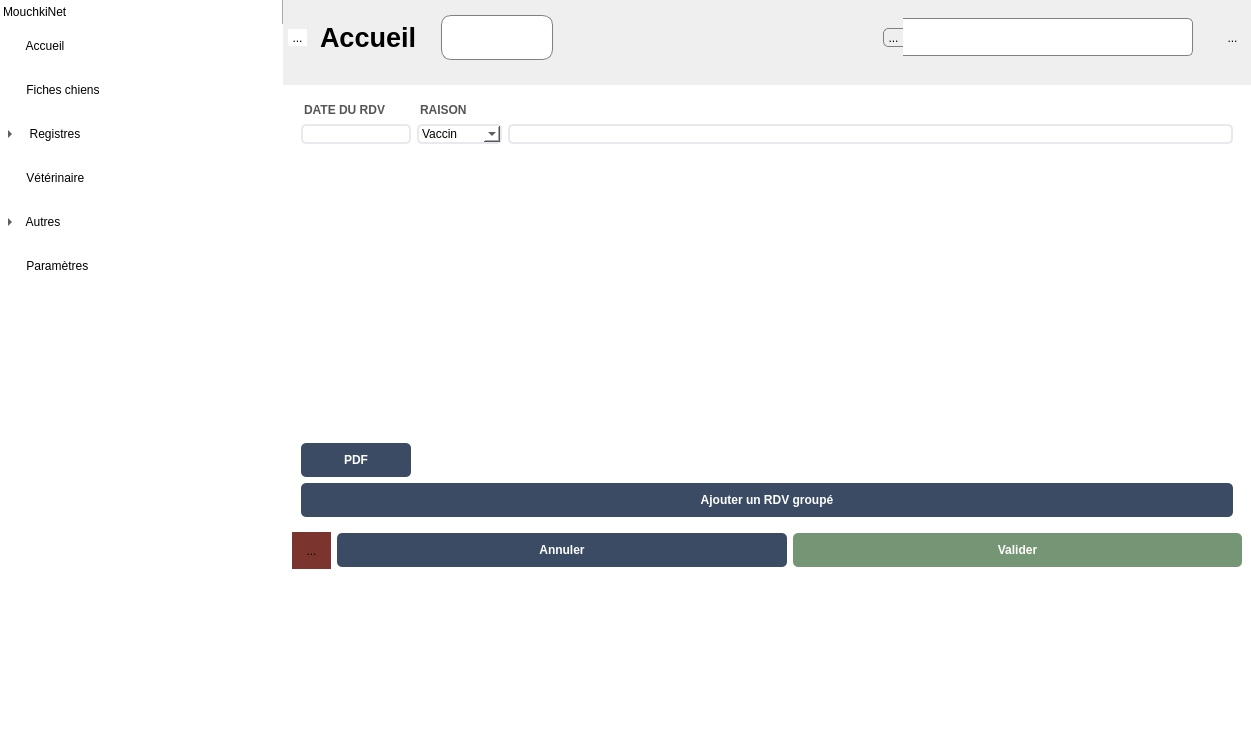
Qt form mainwindow.ui (ArtAuc/mkrescue) before a commit.
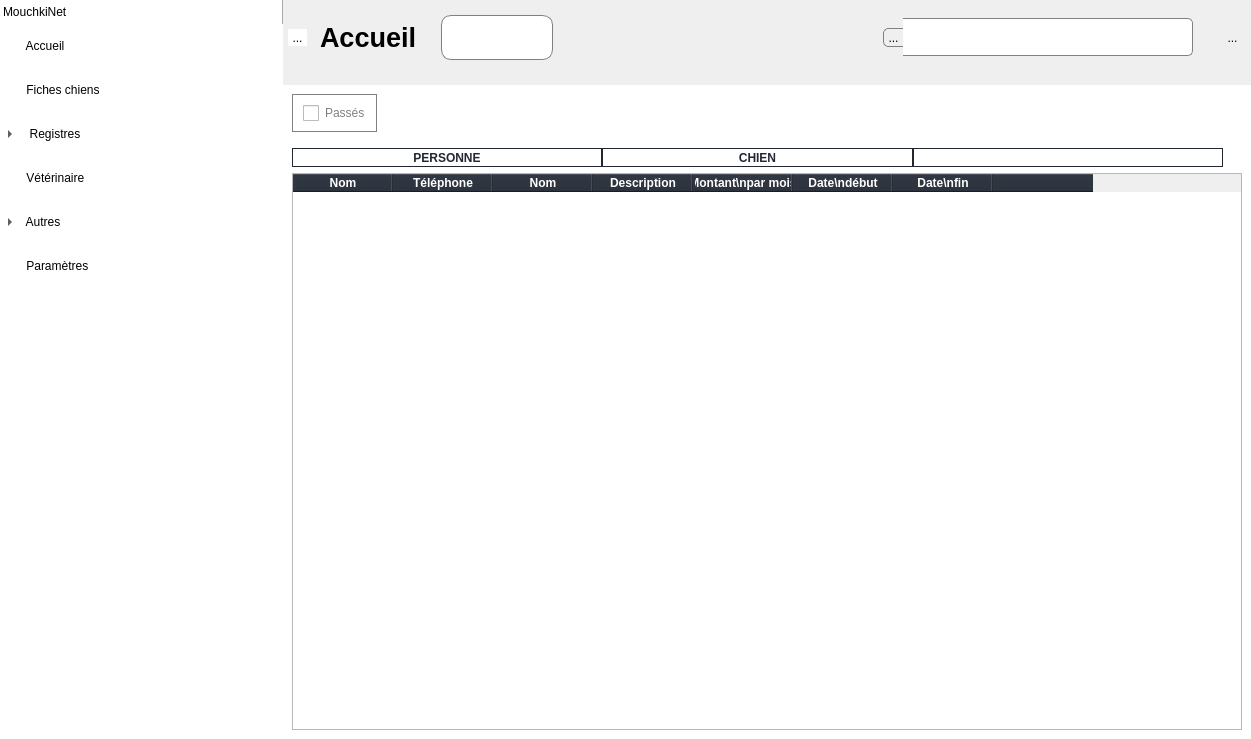
The same form after that commit. The open tabs and pages were chosen to show the change. Icons and pictures are not drawn. Custom widgets are drawn as their Qt base class.

Commit message: Add dog sponsors table

```diff
--- a/mainwindow.ui
+++ b/mainwindow.ui
@@ -567,7 +567,7 @@
          <enum>QFrame::NoFrame</enum>
         </property>
         <property name="currentIndex">
-         <number>3</number>
+         <number>12</number>
         </property>
         <widget class="HomePage" name="homePage">
          <property name="styleSheet">
@@ -3117,6 +3117,180 @@
           </item>
          </layout>
         </widget>
+        <widget class="DogRegistry" name="sponsorsPage">
+         <layout class="QVBoxLayout" name="verticalLayout_23">
+          <item>
+           <layout class="QHBoxLayout" name="horizontalLayout_17">
+            <item>
+             <widget class="QCheckBox" name="pastSponsorsCheckbox">
+              <property name="styleSheet">
+               <string notr="true">QCheckBox:checked{
+	background-color:#3b4b64;
+}
+
+QCheckBox:unchecked {
+	border: 1px solid gray;
+    background-color: white;
+	color:gray;
+}
+
+QCheckBox::indicator:unchecked{
+		image: url('media/cross.png');
+}
+
+QCheckBox{
+	margin-bottom:10px;
+}</string>
+              </property>
+              <property name="text">
+               <string>Passés</string>
+              </property>
+             </widget>
+            </item>
+            <item>
+             <spacer name="horizontalSpacer_12">
+              <property name="orientation">
+               <enum>Qt::Horizontal</enum>
+              </property>
+              <property name="sizeHint" stdset="0">
+               <size>
+                <width>40</width>
+                <height>20</height>
+               </size>
+              </property>
+             </spacer>
+            </item>
+           </layout>
+          </item>
+          <item>
+           <layout class="QHBoxLayout" name="sponsorsLabelLayout">
+            <property name="spacing">
+             <number>0</number>
+            </property>
+            <item>
+             <widget class="QLabel" name="sponsorsLabel1">
+              <property name="sizePolicy">
+               <sizepolicy hsizetype="Expanding" vsizetype="Minimum">
+                <horstretch>0</horstretch>
+                <verstretch>0</verstretch>
+               </sizepolicy>
+              </property>
+              <property name="styleSheet">
+               <string notr="true">font-weight:bold;
+color:#212834;</string>
+              </property>
+              <property name="frameShape">
+               <enum>QFrame::Box</enum>
+              </property>
+              <property name="text">
+               <string>PERSONNE</string>
+              </property>
+              <property name="alignment">
+               <set>Qt::AlignCenter</set>
+              </property>
+             </widget>
+            </item>
+            <item>
+             <widget class="QLabel" name="sponsorsLabel2">
+              <property name="sizePolicy">
+               <sizepolicy hsizetype="Expanding" vsizetype="Preferred">
+                <horstretch>0</horstretch>
+                <verstretch>0</verstretch>
+               </sizepolicy>
+              </property>
+              <property name="styleSheet">
+               <string notr="true">font-weight:bold;
+color:#212834;</string>
+              </property>
+              <property name="frameShape">
+               <enum>QFrame::Box</enum>
+              </property>
+              <property name="text">
+               <string>CHIEN</string>
+              </property>
+              <property name="alignment">
+               <set>Qt::AlignCenter</set>
+              </property>
+             </widget>
+            </item>
+            <item>
+             <widget class="QLabel" name="sponsorsLabel3">
+              <property name="sizePolicy">
+               <sizepolicy hsizetype="Expanding" vsizetype="Preferred">
+                <horstretch>0</horstretch>
+                <verstretch>0</verstretch>
+               </sizepolicy>
+              </property>
+              <property name="styleSheet">
+               <string notr="true">font-weight:bold;
+color:#212834;</string>
+              </property>
+              <property name="frameShape">
+               <enum>QFrame::Box</enum>
+              </property>
+              <property name="text">
+               <string/>
+              </property>
+              <property name="alignment">
+               <set>Qt::AlignCenter</set>
+              </property>
+             </widget>
+            </item>
+            <item>
+             <widget class="HoverToolButton" name="sponsorsAddButton">
+              <property name="text">
+               <string/>
+              </property>
+             </widget>
+            </item>
+           </layout>
+          </item>
+          <item>
+           <widget class="QTableWidget" name="sponsorsTable">
+            <column>
+             <property name="text">
+              <string>Nom</string>
+             </property>
+            </column>
+            <column>
+             <property name="text">
+              <string>Téléphone</string>
+             </property>
+            </column>
+            <column>
+             <property name="text">
+              <string>Nom</string>
+             </property>
+            </column>
+            <column>
+             <property name="text">
+              <string>Description</string>
+             </property>
+            </column>
+            <column>
+             <property name="text">
+              <string>Montant\npar mois</string>
+             </property>
+            </column>
+            <column>
+             <property name="text">
+              <string>Date\ndébut</string>
+             </property>
+            </column>
+            <column>
+             <property name="text">
+              <string>Date\nfin</string>
+             </property>
+            </column>
+            <column>
+             <property name="text">
+              <string/>
+             </property>
+            </column>
+           </widget>
+          </item>
+         </layout>
+        </widget>
        </widget>
       </item>
      </layout>
```
Left out of the diff: 14 changed lines with no effect on the pictures. The commit also changes 7 other files.
